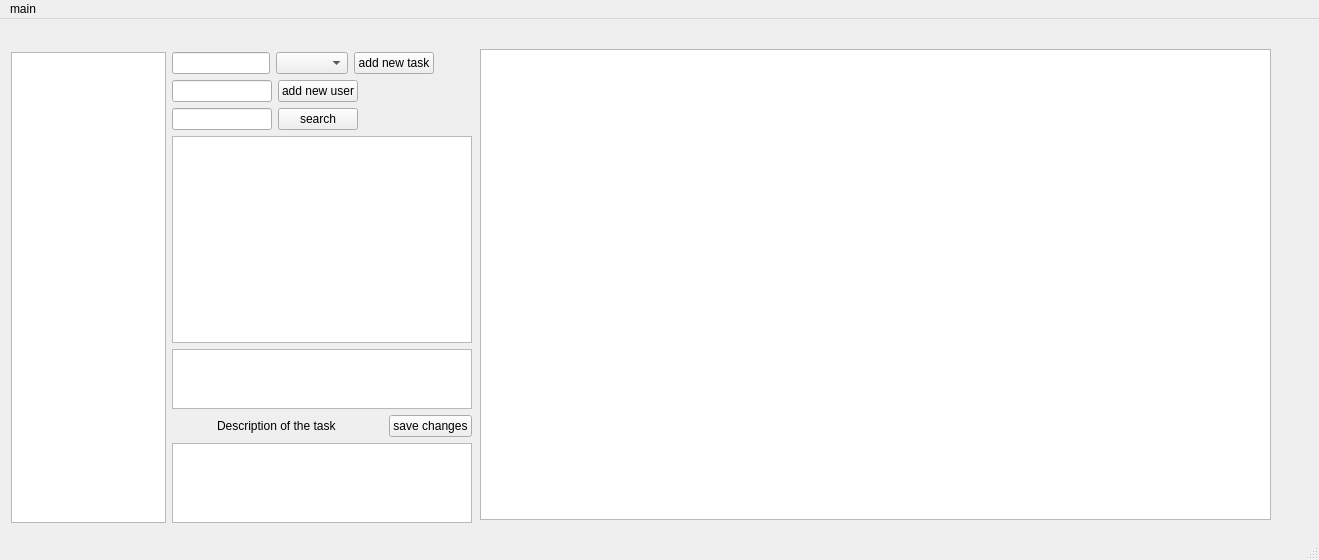
Above: gantt.ui from thedanzjl/gantt before the change. Below: the same form after it.
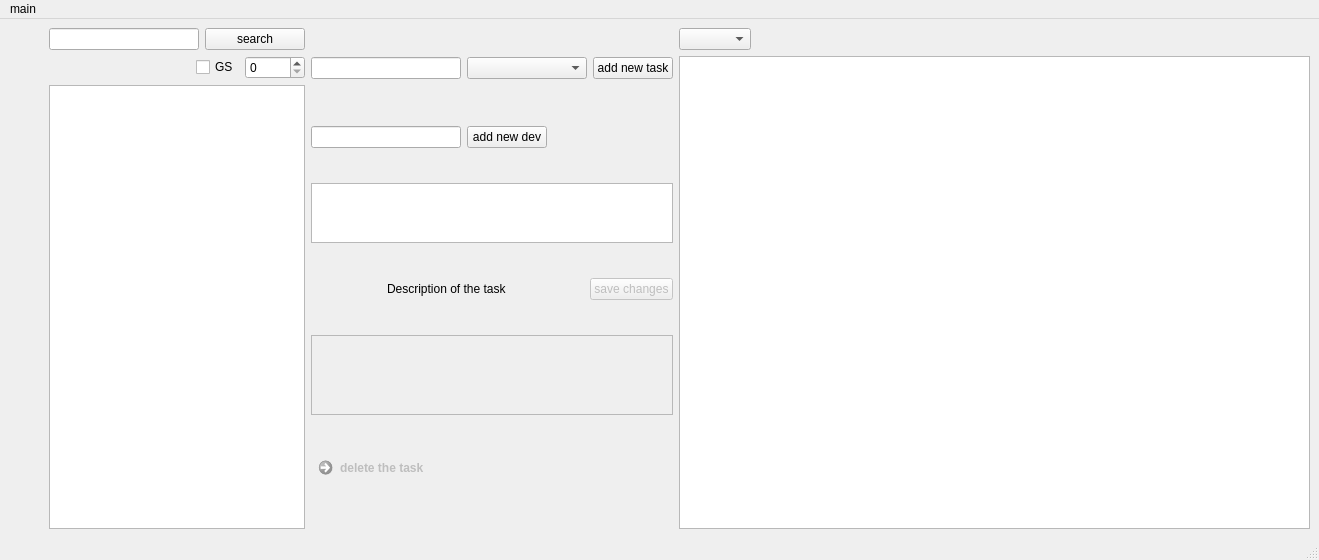
That is the form after the change. Icons and pictures are not drawn.

Commit message: back delete function. new design

What changed in the file:
```diff
--- a/gantt.ui
+++ b/gantt.ui
@@ -20,18 +20,111 @@
    <string>MainWindow</string>
   </property>
   <widget class="QWidget" name="centralwidget">
-   <widget class="QWidget" name="horizontalLayoutWidget_2">
-    <property name="geometry">
-     <rect>
-      <x>11</x>
-      <y>33</y>
-      <width>461</width>
-      <height>471</height>
-     </rect>
-    </property>
+   <layout class="QHBoxLayout" name="horizontalLayout_8">
+    <item>
     <layout class="QHBoxLayout" name="horizontalLayout_2">
      <item>
-      <widget class="QGraphicsView" name="graphicsView"/>
+       <spacer name="horizontalSpacer_5">
+        <property name="orientation">
+         <enum>Qt::Horizontal</enum>
+        </property>
+        <property name="sizeHint" stdset="0">
+         <size>
+          <width>40</width>
+          <height>20</height>
+         </size>
+        </property>
+       </spacer>
+      </item>
+      <item>
+       <layout class="QVBoxLayout" name="verticalLayout">
+        <item>
+         <layout class="QHBoxLayout" name="horizontalLayout_5">
+          <item>
+           <widget class="QLineEdit" name="taskSearch">
+            <property name="minimumSize">
+             <size>
+              <width>150</width>
+              <height>0</height>
+             </size>
+            </property>
+            <property name="maximumSize">
+             <size>
+              <width>100</width>
+              <height>16777215</height>
+             </size>
+            </property>
+            <property name="toolTip">
+             <string>write the name of task you want to search for</string>
+            </property>
+           </widget>
+          </item>
+          <item>
+           <widget class="QPushButton" name="searchButton">
+            <property name="text">
+             <string>search</string>
+            </property>
+           </widget>
+          </item>
+         </layout>
+        </item>
+        <item>
+         <layout class="QHBoxLayout" name="horizontalLayout_7">
+          <item>
+           <spacer name="horizontalSpacer_6">
+            <property name="orientation">
+             <enum>Qt::Horizontal</enum>
+            </property>
+            <property name="sizeHint" stdset="0">
+             <size>
+              <width>40</width>
+              <height>20</height>
+             </size>
+            </property>
+           </spacer>
+          </item>
+          <item>
+           <widget class="QCheckBox" name="checkBox">
+            <property name="text">
+             <string>GS</string>
+            </property>
+           </widget>
+          </item>
+          <item>
+           <widget class="QSpinBox" name="spinBox">
+            <property name="minimumSize">
+             <size>
+              <width>60</width>
+              <height>0</height>
+             </size>
+            </property>
+           </widget>
+          </item>
+         </layout>
+        </item>
+        <item>
+         <widget class="QTableWidget" name="mainTable">
+          <property name="maximumSize">
+           <size>
+            <width>16777215</width>
+            <height>16777215</height>
+           </size>
+          </property>
+          <property name="baseSize">
+           <size>
+            <width>0</width>
+            <height>0</height>
+           </size>
+          </property>
+          <property name="editTriggers">
+           <set>QAbstractItemView::NoEditTriggers</set>
+          </property>
+          <property name="sortingEnabled">
+           <bool>false</bool>
+          </property>
+         </widget>
+        </item>
+       </layout>
      </item>
      <item>
       <layout class="QVBoxLayout" name="verticalLayout_4">
@@ -45,9 +138,24 @@
         <number>0</number>
        </property>
        <item>
-        <layout class="QHBoxLayout" name="horizontalLayout">
+         <layout class="QHBoxLayout" name="horizontalLayout_6">
+          <property name="sizeConstraint">
+           <enum>QLayout::SetMinimumSize</enum>
+          </property>
+          <property name="topMargin">
+           <number>0</number>
+          </property>
+          <property name="bottomMargin">
+           <number>12</number>
+          </property>
          <item>
           <widget class="QLineEdit" name="taskLine">
+            <property name="minimumSize">
+             <size>
+              <width>150</width>
+              <height>0</height>
+             </size>
+            </property>
            <property name="maximumSize">
             <size>
              <width>100</width>
@@ -57,7 +165,17 @@
           </widget>
          </item>
          <item>
-          <widget class="QComboBox" name="userComboBox"/>
+           <widget class="QComboBox" name="userComboBox">
+            <property name="minimumSize">
+             <size>
+              <width>120</width>
+              <height>0</height>
+             </size>
+            </property>
+            <property name="toolTip">
+             <string>select developer to assign to new task</string>
+            </property>
+           </widget>
          </item>
          <item>
           <widget class="QPushButton" name="addTaskButton">
@@ -66,25 +184,21 @@
            </property>
           </widget>
          </item>
-         <item>
-          <spacer name="horizontalSpacer_4">
-           <property name="orientation">
-            <enum>Qt::Horizontal</enum>
-           </property>
-           <property name="sizeHint" stdset="0">
-            <size>
-             <width>40</width>
-             <height>20</height>
-            </size>
-           </property>
-          </spacer>
-         </item>
         </layout>
        </item>
        <item>
         <layout class="QHBoxLayout" name="horizontalLayout_4">
+          <property name="topMargin">
+           <number>0</number>
+          </property>
          <item>
           <widget class="QLineEdit" name="userLine">
+            <property name="minimumSize">
+             <size>
+              <width>150</width>
+              <height>0</height>
+             </size>
+            </property>
            <property name="maximumSize">
             <size>
              <width>100</width>
@@ -96,7 +210,7 @@
          <item>
           <widget class="QPushButton" name="addUserButton">
            <property name="text">
-            <string>add new user</string>
+             <string>add new dev</string>
            </property>
           </widget>
          </item>
@@ -115,62 +229,6 @@
          </item>
         </layout>
        </item>
-       <item>
-        <layout class="QHBoxLayout" name="horizontalLayout_5">
-         <item>
-          <widget class="QLineEdit" name="taskSearch">
-           <property name="maximumSize">
-            <size>
-             <width>100</width>
-             <height>16777215</height>
-            </size>
-           </property>
-          </widget>
-         </item>
-         <item>
-          <widget class="QPushButton" name="searchButton">
-           <property name="text">
-            <string>search</string>
-           </property>
-          </widget>
-         </item>
-         <item>
-          <spacer name="horizontalSpacer_5">
-           <property name="orientation">
-            <enum>Qt::Horizontal</enum>
-           </property>
-           <property name="sizeHint" stdset="0">
-            <size>
-             <width>40</width>
-             <height>20</height>
-            </size>
-           </property>
-          </spacer>
-         </item>
-        </layout>
-       </item>
-       <item>
-        <widget class="QTableWidget" name="mainTable">
-         <property name="maximumSize">
-          <size>
-           <width>16777215</width>
-           <height>16777215</height>
-          </size>
-         </property>
-         <property name="baseSize">
-          <size>
-           <width>0</width>
-           <height>0</height>
-          </size>
-         </property>
-         <property name="editTriggers">
-          <set>QAbstractItemView::AnyKeyPressed</set>
-         </property>
-         <property name="sortingEnabled">
-          <bool>false</bool>
-         </property>
-        </widget>
-       </item>
        <item>
         <widget class="QTableWidget" name="taskDetailTable">
          <property name="enabled">
@@ -213,6 +271,12 @@
          </item>
          <item>
           <widget class="QLabel" name="label">
+            <property name="maximumSize">
+             <size>
+              <width>16777215</width>
+              <height>50</height>
+             </size>
+            </property>
            <property name="text">
             <string>Description of the task </string>
            </property>
@@ -233,6 +297,9 @@
          </item>
          <item>
           <widget class="QPushButton" name="saveDescButton">
+            <property name="enabled">
+             <bool>false</bool>
+            </property>
            <property name="text">
             <string>save changes</string>
            </property>
@@ -242,28 +309,82 @@
        </item>
        <item>
         <widget class="QPlainTextEdit" name="taskDescriptionText">
+          <property name="enabled">
+           <bool>false</bool>
+          </property>
+          <property name="minimumSize">
+           <size>
+            <width>0</width>
+            <height>0</height>
+           </size>
+          </property>
          <property name="maximumSize">
           <size>
            <width>16777215</width>
            <height>80</height>
           </size>
          </property>
-        </widget>
-       </item>
+          <property name="toolTip">
+           <string>task description</string>
+          </property>
+         </widget>
+        </item>
+        <item>
+         <widget class="QCommandLinkButton" name="deleteTaskButton">
+          <property name="enabled">
+           <bool>false</bool>
+          </property>
+          <property name="maximumSize">
+           <size>
+            <width>16777215</width>
+            <height>50</height>
+           </size>
+          </property>
+          <property name="text">
+           <string>delete the task</string>
+          </property>
+          <property name="icon">
+           <iconset>
+            <normaloff>delete_icon2.png</normaloff>delete_icon2.png</iconset>
+          </property>
+         </widget>
+        </item>
       </layout>
      </item>
     </layout>
-   </widget>
+    </item>
+    <item>
+     <layout class="QVBoxLayout" name="verticalLayout_2">
+      <item>
+       <layout class="QHBoxLayout" name="horizontalLayout">
+        <item>
+         <widget class="QComboBox" name="comboBox"/>
+        </item>
+        <item>
+         <spacer name="horizontalSpacer_4">
+          <property name="orientation">
+           <enum>Qt::Horizontal</enum>
+          </property>
+          <property name="sizeHint" stdset="0">
+           <size>
+            <width>40</width>
+            <height>20</height>
+           </size>
+          </property>
+         </spacer>
+        </item>
+       </layout>
+      </item>
+      <item>
    <widget class="QTableWidget" name="tableWidget">
-    <property name="geometry">
-     <rect>
-      <x>480</x>
-      <y>30</y>
-      <width>791</width>
-      <height>471</height>
-     </rect>
-    </property>
-   </widget>
+        <property name="editTriggers">
+         <set>QAbstractItemView::NoEditTriggers</set>
+        </property>
+       </widget>
+      </item>
+     </layout>
+    </item>
+   </layout>
   </widget>
   <widget class="QStatusBar" name="statusbar"/>
   <widget class="QMenuBar" name="menubar">
```
Left out of the diff: 11 changed lines with no effect on the pictures. Lines whose indentation alone changed are shown as unchanged. The commit also changes 4 other files.
